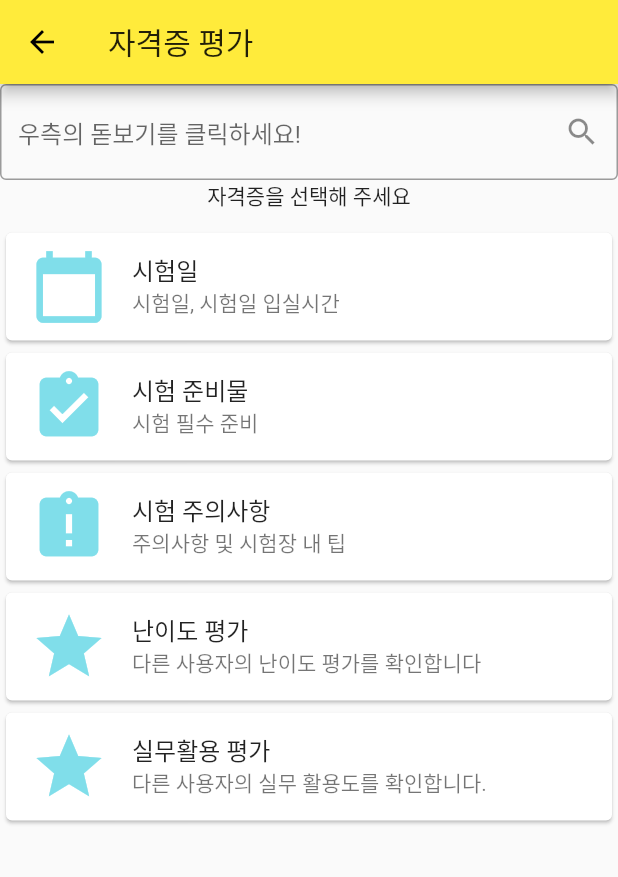
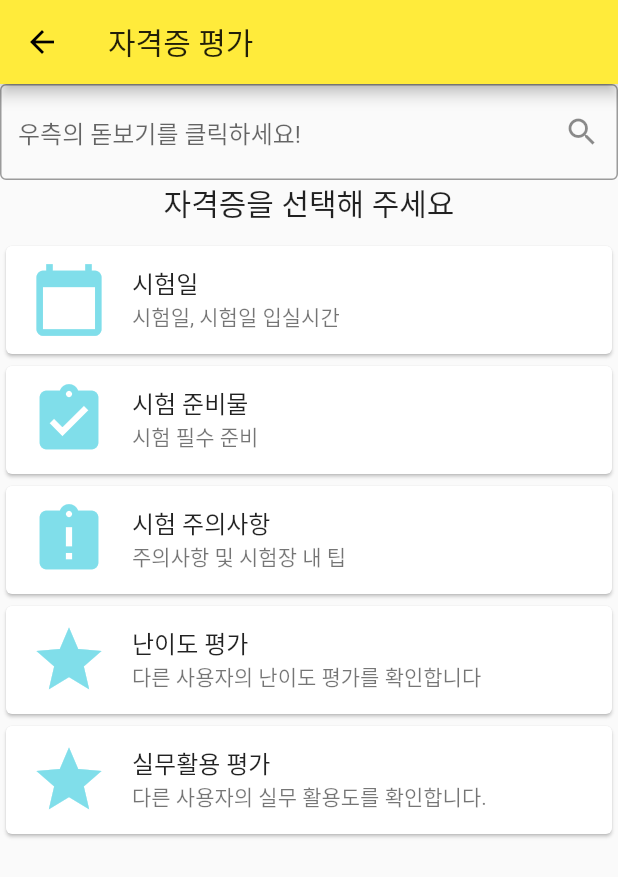
Before and after one commit to Tetragone/toys, a Flutter app: the ReviewPage screen opened directly, on a phone screen of 412 x 824 dp. Shown: the top 877 px of the screen. Run offline on Flutter 3.47's test engine with Material 2 defaults, Android fonts, the phone set to English and light mode, and no system bars; our stand-ins replace carousel_slider, charts_flutter, cloud_firestore, firebase_auth, firebase_core, firebase_messaging and 6 more; missing offline and left inert: firebase_helpers, link; accounts and stored records are empty; network calls fail.

Commit message:
글씨 수정

```diff
--- a/my_cert_helper/lib/information_review_page.dart
+++ b/my_cert_helper/lib/information_review_page.dart
@@ -373,7 +373,7 @@ class ReviewPageState extends State<ReviewPage> {
             searchBox,
             Center(
                 child: Text(
-                    selectedName == null ? '자격증을 선택해 주세요' : selectedName, )
+                    selectedName == null ? '자격증을 선택해 주세요' : selectedName, style: TextStyle(fontSize: 20), )
             ),
             _buildPadding1(),
             _buildBottom(context),
```
